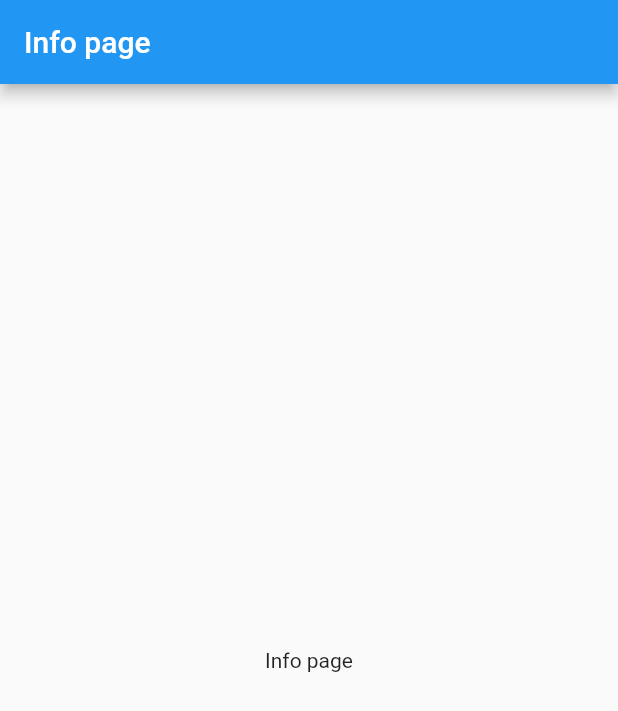
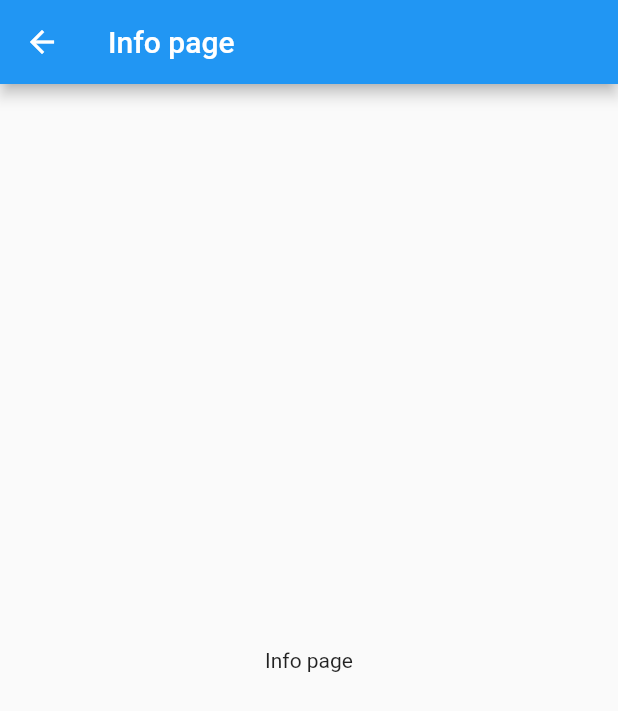
Before and after one commit to trip-ai/tripai_mobile, a Flutter app: the screen it shows after launch, after a tap on "Ma'lumotlar sahifasini ochish", on a phone screen of 412 x 824 dp. Shown: the top 711 px of the screen. Run offline on Flutter 3.47's test engine with Material 2 defaults, Android fonts, the phone set to English and light mode, and no system bars; our stand-ins replace go_router.

```diff
--- a/lib/presentation/pages/home_page/home_page.dart
+++ b/lib/presentation/pages/home_page/home_page.dart
@@ -1,11 +1,11 @@
 import 'package:flutter/material.dart';
 import 'package:go_router/go_router.dart';
+import 'package:tripai/presentation/pages/info_page/info_page.dart';
 
 import '../../../generated/l10n.dart';
-import '../info_page/info_page.dart';
 
 class HomePage extends StatefulWidget {
-  static const String routeName = '/home';
+  static const String routeName = 'home';
 
   const HomePage({super.key, required this.title});
 
@@ -27,7 +27,6 @@ class _HomePageState extends State<HomePage> {
   @override
   void initState() {
     super.initState();
-    S.load(const Locale('uz'));
   }
 
   @override
@@ -57,7 +56,7 @@ class _HomePageState extends State<HomePage> {
                 ),
                 TextButton(
                   onPressed: () {
-                    context.go(InfoPage.routeName);
+                    context.goNamed(InfoPage.routeName);
                   },
                   child: Text(S.current.btn),
                 )
--- a/lib/presentation/pages/info_page/info_page.dart
+++ b/lib/presentation/pages/info_page/info_page.dart
@@ -1,7 +1,7 @@
 import 'package:flutter/material.dart';
 
 class InfoPage extends StatelessWidget {
-  static const String routeName = '/info';
+  static const String routeName = 'info';
   const InfoPage({super.key});
 
   @override
--- a/lib/router/app_router.dart
+++ b/lib/router/app_router.dart
@@ -6,15 +6,19 @@ import '../presentation/pages/info_page/info_page.dart';
 abstract class AppRouter {
   static final router = GoRouter(
     debugLogDiagnostics: true,
-    initialLocation: HomePage.routeName,
+    initialLocation: '/',
     routes: [
       GoRoute(
-        path: HomePage.routeName,
+        name: HomePage.routeName,
+        path: '/',
         builder: (context, state) => const HomePage(title: 'App title'),
-      ),
-      GoRoute(
-        path: InfoPage.routeName,
-        builder: (context, state) => const InfoPage(),
+        routes: [
+          GoRoute(
+            name: InfoPage.routeName,
+            path: 'info',
+            builder: (context, state) => const InfoPage(),
+          ),
+        ],
       ),
     ],
   );
--- a/pubspec.yaml
+++ b/pubspec.yaml
@@ -36,6 +36,7 @@ dependencies:
   # Use with the CupertinoIcons class for iOS style icons.
   cupertino_icons: ^1.0.2
   go_router: ^7.0.0
+
   flutter_localizations:
     sdk: flutter
   intl: any
```
Also changed, not shown: 1 other file.
